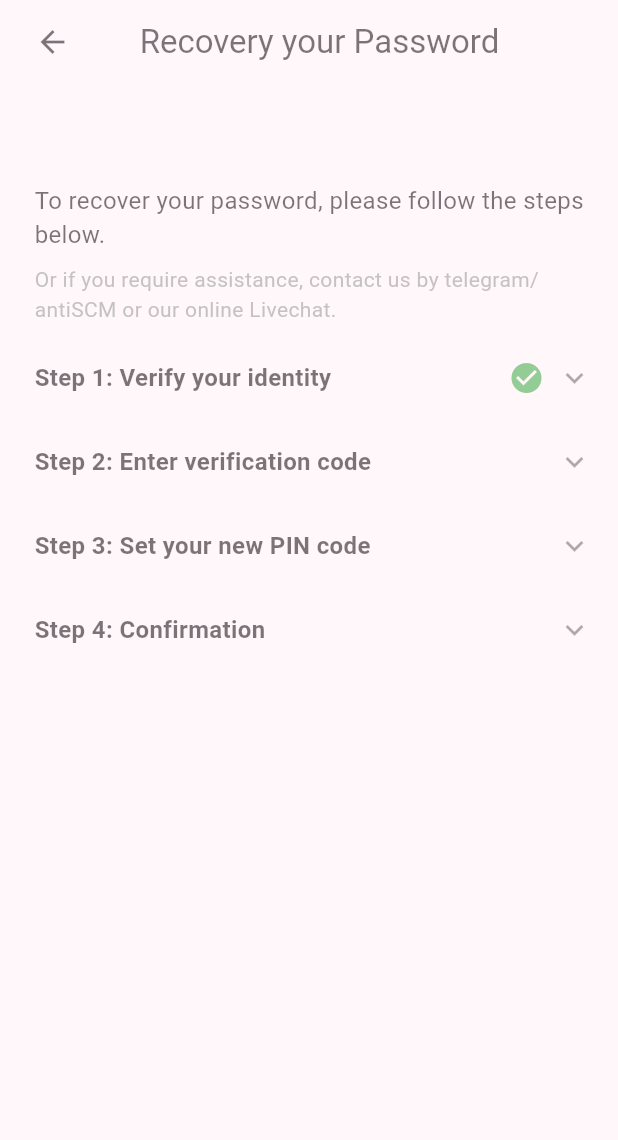
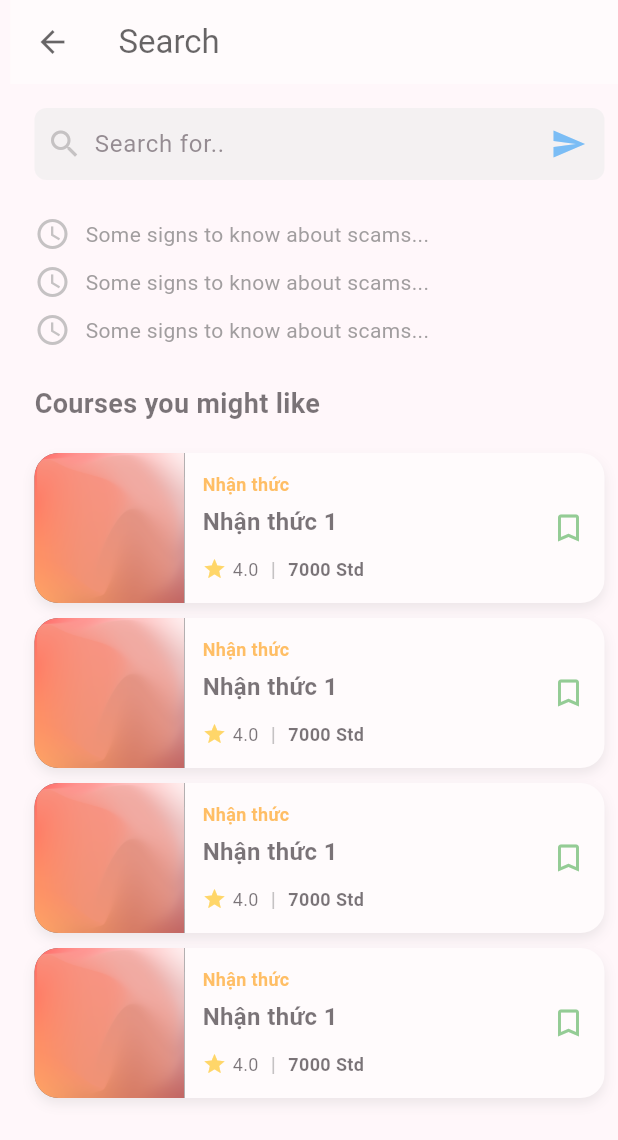
Before and after one commit to Bentanik/exe02_fe_mobile, a Flutter app: the screen it shows after launch, after a tap on "Personal Information", on a phone screen of 412 x 824 dp. Shown: the top 1140 px of the screen. Run offline on Flutter 3.47's test engine with Material 3 defaults, Android fonts, the phone set to English and light mode, and no system bars; drawn by our look-alikes of expandable; our stand-ins replace flutter_svg, font_awesome_flutter.

Commit message:
finish search course page

```diff
--- /dev/null
+++ b/lib/common/widget/search_bar.dart
@@ -0,0 +1,35 @@
+import 'package:flutter/material.dart';
+
+class SearchField extends StatelessWidget {
+  const SearchField({Key? key}) : super(key: key);
+
+  @override
+  Widget build(BuildContext context) {
+    return Container(
+      decoration: BoxDecoration(
+        color: Colors.grey[200],
+        borderRadius: BorderRadius.circular(8),
+      ),
+      child: Row(
+        children: [
+          const Padding(
+            padding: EdgeInsets.symmetric(horizontal: 8.0),
+            child: Icon(Icons.search, color: Colors.grey),
+          ),
+          Expanded(
+            child: TextField(
+              decoration: InputDecoration(
+                hintText: 'Search for..',
+                border: InputBorder.none,
+              ),
+            ),
+          ),
+          IconButton(
+            icon: const Icon(Icons.send, color: Colors.blue),
+            onPressed: () {},
+          ),
+        ],
+      ),
+    );
+  }
+}
--- a/lib/common/widget/search_course_card.dart
+++ b/lib/common/widget/search_course_card.dart
@@ -22,7 +22,7 @@ class SearchCourseCard extends StatelessWidget {
   @override
   Widget build(BuildContext context) {
     return Container(
-      margin: const EdgeInsets.all(10),
+      margin: const EdgeInsets.only(top:10),
       decoration: BoxDecoration(
         color: Colors.white,
         borderRadius: BorderRadius.circular(16),
--- a/lib/presentation/intro/pages/get_started.dart
+++ b/lib/presentation/intro/pages/get_started.dart
@@ -8,6 +8,7 @@ import 'package:exe02_fe_mobile/presentation/intro/pages/authen/login.dart';
 import 'package:exe02_fe_mobile/presentation/intro/pages/authen/recover_password.dart';
 import 'package:exe02_fe_mobile/presentation/intro/pages/authen/register.dart';
 import 'package:exe02_fe_mobile/presentation/intro/pages/launching.dart';
+import 'package:exe02_fe_mobile/presentation/intro/pages/search_course.dart';
 import 'package:flutter/material.dart';
 import 'package:font_awesome_flutter/font_awesome_flutter.dart';
 
@@ -26,7 +27,7 @@ class GetStartedPage extends StatelessWidget {
                 child: ListView(
               children: [
                 ProfileButton(
-                  onTap: () => Routes.navigateToPage(context, RecoveryPasswordPage()),
+                  onTap: () => Routes.navigateToPage(context, SearchCourse()),
                   leading: const Icon(FontAwesomeIcons.user,
                       size: 20, color: Colors.black),
                   title: const Text('Personal Information'),
--- /dev/null
+++ b/lib/presentation/intro/pages/search_course.dart
@@ -0,0 +1,86 @@
+import 'package:exe02_fe_mobile/common/widget/search_bar.dart';
+import 'package:exe02_fe_mobile/common/widget/search_course_card.dart';
+import 'package:exe02_fe_mobile/core/configs/assets/app_images.dart';
+import 'package:flutter/material.dart';
+
+class SearchCourse extends StatelessWidget {
+  const SearchCourse({Key? key}) : super(key: key);
+
+  @override
+  Widget build(BuildContext context) {
+    return Scaffold(
+      appBar: AppBar(
+        backgroundColor: Colors.white,
+        elevation: 0,
+        leading: IconButton(
+          icon: const Icon(Icons.arrow_back, color: Colors.black),
+          onPressed: () {},
+        ),
+        title: const Text(
+          'Search',
+          style: TextStyle(color: Colors.black),
+        ),
+      ),
+      body: Padding(
+        padding: const EdgeInsets.all(16.0),
+        child: Column(
+          crossAxisAlignment: CrossAxisAlignment.start,
+          children: [
+            //Search Bar
+            SearchField(),
+            const SizedBox(height: 20),
+            // Recent searches
+            Column(
+              crossAxisAlignment: CrossAxisAlignment.start,
+              children: [
+                for (int i = 0; i < 3; i++)
+                  Padding(
+                    padding: const EdgeInsets.symmetric(vertical: 4.0),
+                    child: Row(
+                      children: [
+                        const Icon(Icons.access_time, color: Colors.grey),
+                        const SizedBox(width: 10),
+                        Expanded(
+                          child: Text(
+                            'Some signs to know about scams...',
+                            style: TextStyle(color: Colors.grey[700]),
+                          ),
+                        ),
+                      ],
+                    ),
+                  ),
+              ],
+            ),
+            const SizedBox(height: 20),
+
+            // Courses section
+            const Text(
+              'Courses you might like',
+              style: TextStyle(fontSize: 18, fontWeight: FontWeight.bold),
+            ),
+            const SizedBox(height: 10),
+
+            // Course cards
+            Expanded(
+              child: ListView.builder(
+                itemCount: 4,
+                itemBuilder: (context, index) {
+                  return Padding(
+                    padding: const EdgeInsets.symmetric(vertical: 0),
+                    child: SearchCourseCard(
+                      category: 'Nhận thức',
+                      title: 'Nhận thức 1',
+                      rating: 4,
+                      students: 7000,
+                      imageUrl: AppImages.bg,
+                    ),
+                  );
+                },
+              ),
+            ),
+          ],
+        ),
+      ),
+    );
+  }
+}
```
Also changed, not shown: lib/presentation/intro/pages/authen/recover_password.dart (+13 -9 lines).
